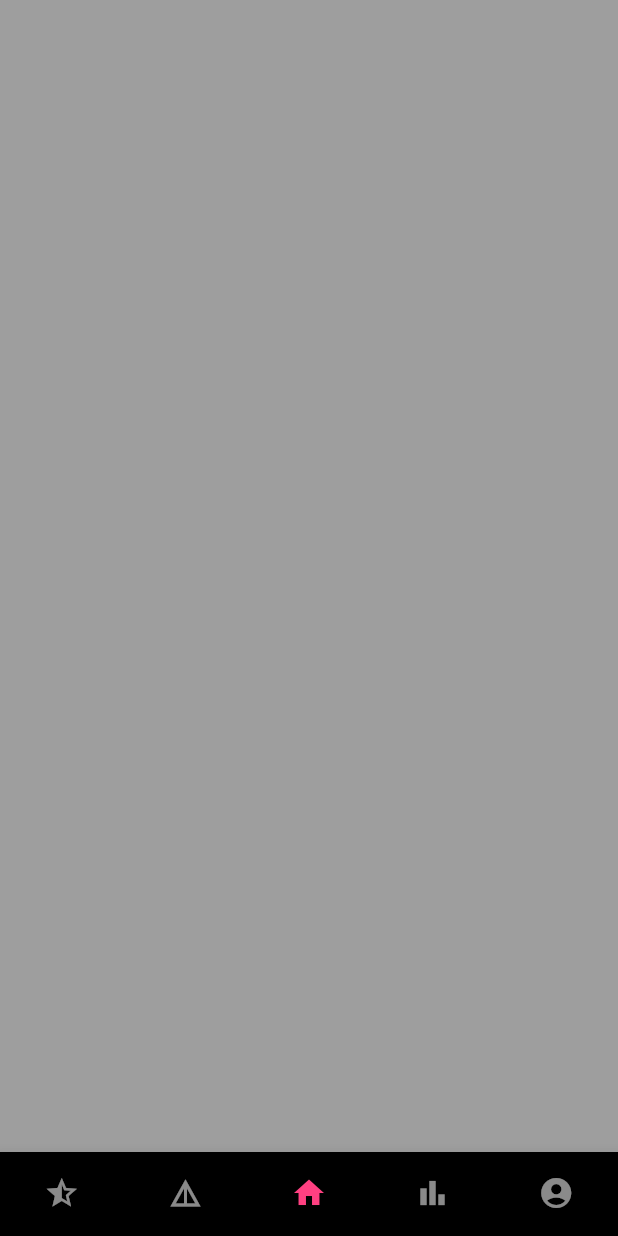
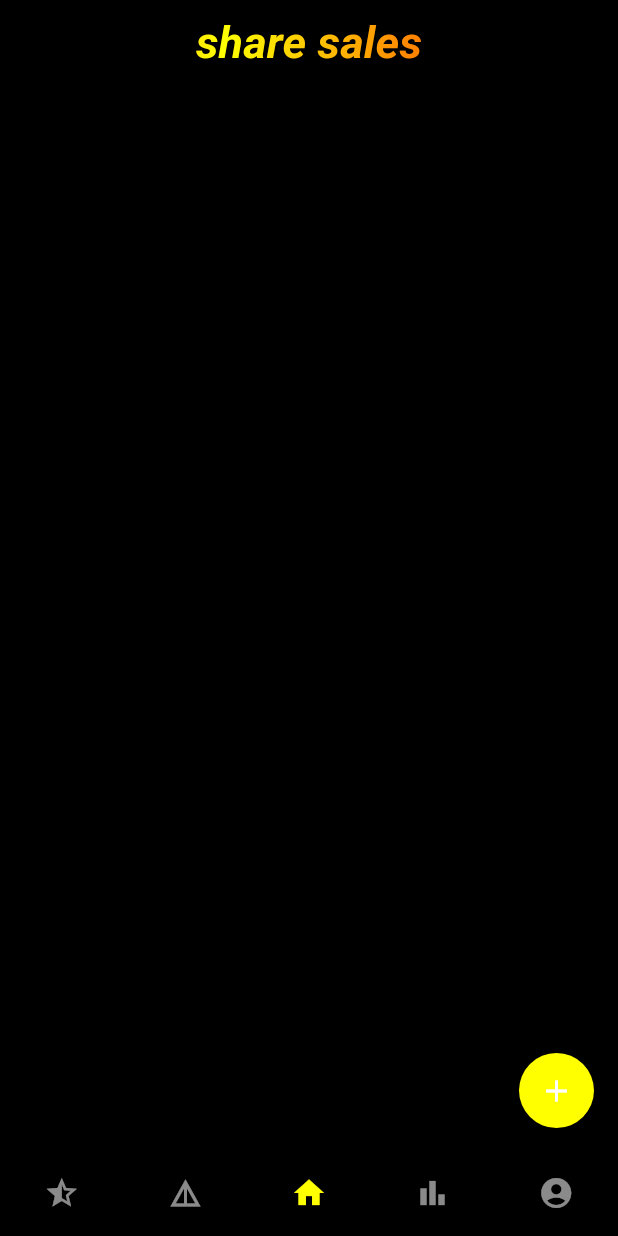
Before and after one commit to boglbbogl/sharesales_ver-2, a Flutter app: the screen it shows after launch, swiped to page 3, on a phone screen of 412 x 824 dp. Run offline on Flutter 3.47's test engine with Material 2 defaults, Android fonts, the phone set to English and light mode, and no system bars; drawn by our look-alikes of flutter_speed_dial.

Commit message:
sales_management_screen - floatingactionbutton_SpeedDial

```diff
--- a/lib/constant/material_black.dart
+++ b/lib/constant/color.dart
@@ -1,6 +1,8 @@
 import 'package:flutter/material.dart';
 
-final fontColor = Colors.white;
+  final Shader appbarColor = LinearGradient(
+    colors: <Color>[Color(0xffff6e02), Color(0xffffff00), Color(0xffff6d00)],
+  ).createShader(new Rect.fromLTWH(0.0, 300.0, 300.0, 0.0));
 
 const MaterialColor blackColor = MaterialColor(
   0xFF000000,
--- /dev/null
+++ b/lib/constant/size.dart
@@ -0,0 +1,7 @@
+import 'dart:ui';
+
+import 'package:flutter/cupertino.dart';
+
+Size size;
+
+const double appbarFontsize = 30.0;
--- a/lib/main.dart
+++ b/lib/main.dart
@@ -1,5 +1,5 @@
 import 'package:flutter/material.dart';
-import 'constant/material_black.dart';
+import 'constant/color.dart';
 import 'main_home_page.dart';
 
 void main() => runApp(MyApp());
--- a/lib/main_home_page.dart
+++ b/lib/main_home_page.dart
@@ -1,5 +1,7 @@
 import 'package:flutter/material.dart';
-import 'package:sharesales_ver2/constant/material_black.dart';
+import 'package:sharesales_ver2/screen/sales_management_screen.dart';
+
+import 'constant/color.dart';
 
 class MainHomePage extends StatefulWidget {
   @override
@@ -23,7 +25,7 @@ class _MainHomePageState extends State<MainHomePage> {
   List<Widget> _pageList = [
     Container(color: Colors.yellow,),
     Container(),
-   Container(color: Colors.grey,),
+    SalesManagementScreen(),
     Container(color: Colors.green,),
     Container(color: Colors.red,),
   ];
@@ -46,14 +48,19 @@ class _MainHomePageState extends State<MainHomePage> {
           });
         },
       ),
-      bottomNavigationBar: BottomNavigationBar(
+      bottomNavigationBar: _btmNav(),
+    );
+  }
+
+  BottomNavigationBar _btmNav() {
+    return BottomNavigationBar(
       backgroundColor: blackColor,
       type: BottomNavigationBarType.fixed,
       currentIndex: _selectedIndex,
       items: _btmNavItems,
       showSelectedLabels: false,
       showUnselectedLabels: false,
-        selectedItemColor: Colors.pinkAccent,
+      selectedItemColor: Colors.yellowAccent,
       unselectedItemColor: Colors.white54,
       onTap: (index){
         setState(() {
@@ -61,7 +68,6 @@ class _MainHomePageState extends State<MainHomePage> {
           _pageController.animateToPage(index, duration: Duration(milliseconds: 200), curve: Curves.fastOutSlowIn,);
         });
       },
-      ),
     );
   }
 }
--- /dev/null
+++ b/lib/screen/ad_screen.dart
@@ -0,0 +1,23 @@
+import 'package:flutter/material.dart';
+import 'package:sharesales_ver2/constant/color.dart';
+import 'package:sharesales_ver2/constant/size.dart';
+
+class AdScreen extends StatelessWidget {
+  @override
+  Widget build(BuildContext context) {
+    return Scaffold(
+      appBar: AppBar(
+        centerTitle: true,
+        title: Text(
+          'share sales',
+          style: TextStyle(
+            fontWeight: FontWeight.bold,
+            fontStyle: FontStyle.italic,
+            fontSize: appbarFontsize,
+            foreground: Paint()..shader = appbarColor,
+          ),
+        ),
+      ),
+    );
+  }
+}
--- /dev/null
+++ b/lib/screen/sales_management_screen.dart
@@ -0,0 +1,63 @@
+import 'package:flutter/material.dart';
+import 'package:flutter_speed_dial/flutter_speed_dial.dart';
+import 'package:sharesales_ver2/constant/color.dart';
+import 'package:sharesales_ver2/constant/size.dart';
+
+
+class SalesManagementScreen extends StatefulWidget {
+
+  @override
+  _SalesManagementScreenState createState() => _SalesManagementScreenState();
+}
+class _SalesManagementScreenState extends State<SalesManagementScreen> {
+
+  @override
+  Widget build(BuildContext context) {
+
+    final widthSize = MediaQuery.of(context).size.width;
+    final heightSize = MediaQuery.of(context).size.height;
+
+    return Scaffold(
+      appBar: AppBar(
+        centerTitle: true,
+        title: Text(
+          'share sales',
+          style: TextStyle(
+              fontWeight: FontWeight.bold,
+          fontStyle: FontStyle.italic,
+          fontSize: appbarFontsize,
+          foreground: Paint()..shader = appbarColor,
+          ),
+        ),
+      ),
+      body: Column(
+        mainAxisAlignment: MainAxisAlignment.end,
+        children: <Widget>[
+          Container(),
+        ],
+      ),
+      floatingActionButton: SpeedDial(
+        icon: Icons.add,
+        buttonSize: 50,
+        elevation: 1,
+        overlayColor: Colors.black,
+        backgroundColor: Colors.yellowAccent,
+        onOpen: ()=>print('open'),
+        onClose: ()=>print('close'),
+        children: [
+          SpeedDialChild(
+            child: Icon(Icons.adb_outlined),
+            label: '매출등록',
+            labelBackgroundColor: Colors.blue,
+            foregroundColor: Colors.red
+          ),
+          SpeedDialChild(
+            label: '지출등록',
+            backgroundColor: Colors.black,
+            onTap: ()=>print('지출'),
+          ),
+        ],
+      ),
+    );
+  }
+}
--- a/pubspec.yaml
+++ b/pubspec.yaml
@@ -28,6 +28,8 @@ dependencies:
   # The following adds the Cupertino Icons font to your application.
   # Use with the CupertinoIcons class for iOS style icons.
   cupertino_icons: ^1.0.1
+  flutter_speed_dial: ^2.1.1
+
 
 dev_dependencies:
   flutter_test:
```
Also changed, not shown: pubspec.lock. Lines whose indentation alone changed are shown as unchanged.
